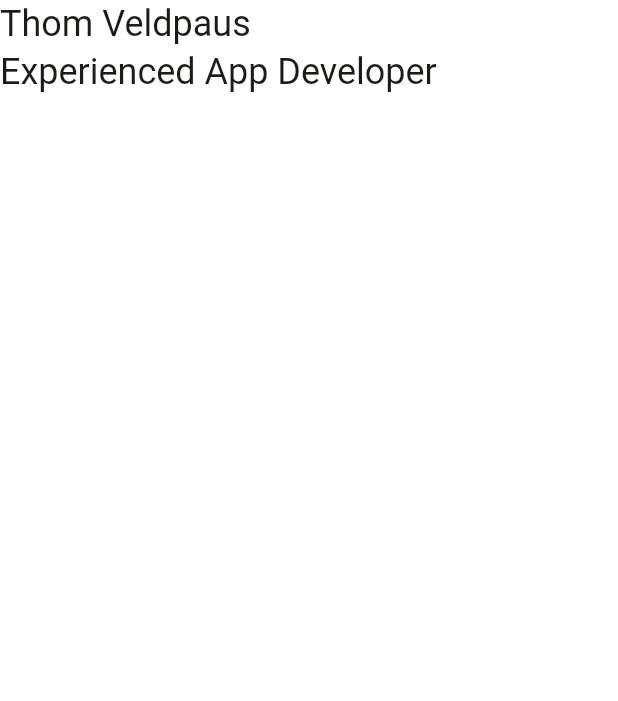
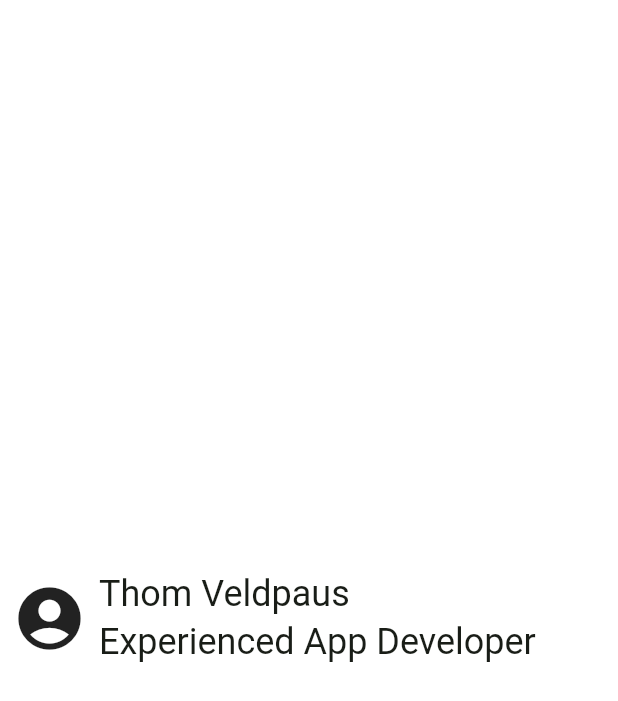
Before and after one commit to ThomPoppins/Flutter-Business-Card, a Flutter app: the screen it shows after launch, on a phone screen of 412 x 824 dp. Shown: the top 701 px of the screen. Run offline on Flutter 3.47's test engine with Material 2 defaults, Android fonts, the phone set to English and light mode, and no system bars.

Commit message:
Add icon to business card

```diff
--- a/lib/main.dart
+++ b/lib/main.dart
@@ -41,7 +41,13 @@ class MyWidget extends StatelessWidget {
 
   @override
   Widget build(BuildContext context) {
-    return Column(
+    return Row(
+      children: [
+        const Padding(
+          padding: EdgeInsets.all(8.0),
+          child: Icon(Icons.account_circle, size: 50),
+        ),
+        Column(
             mainAxisSize: MainAxisSize.min,
             crossAxisAlignment: CrossAxisAlignment.start,
             children: [
@@ -53,6 +59,8 @@ class MyWidget extends StatelessWidget {
                 'Experienced App Developer',
                 style: Theme.of(context).textTheme.headlineSmall,
               )
-        ]);
+            ]),
+      ],
+    );
   }
 }
```
Lines whose indentation alone changed are shown as unchanged.
